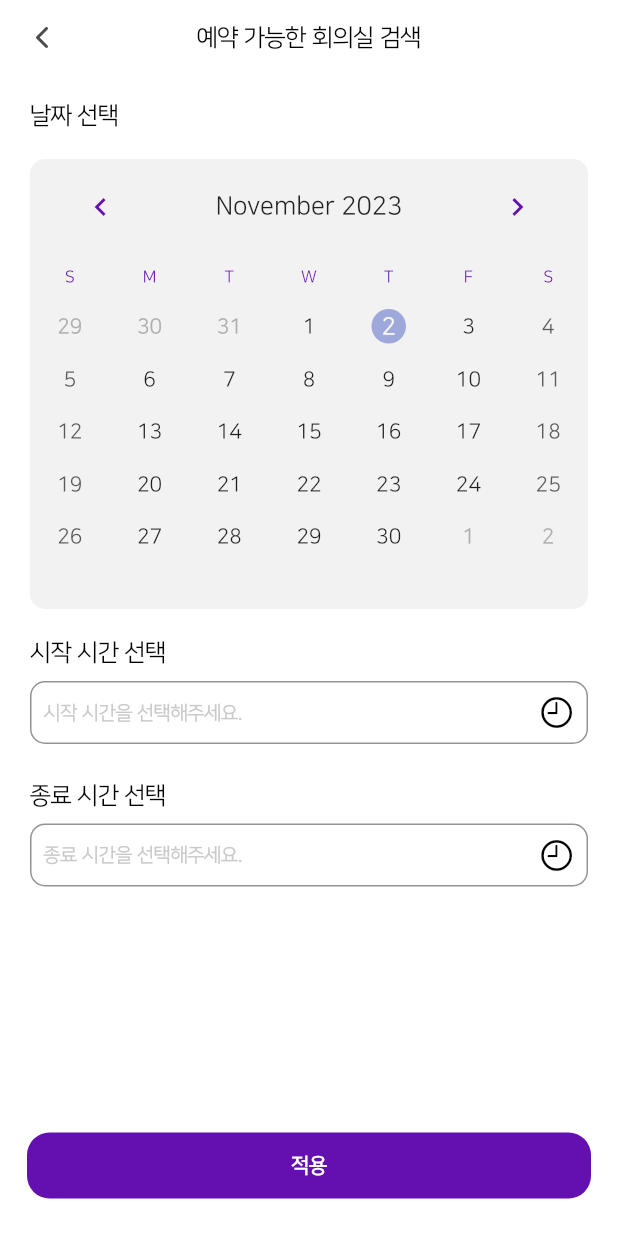
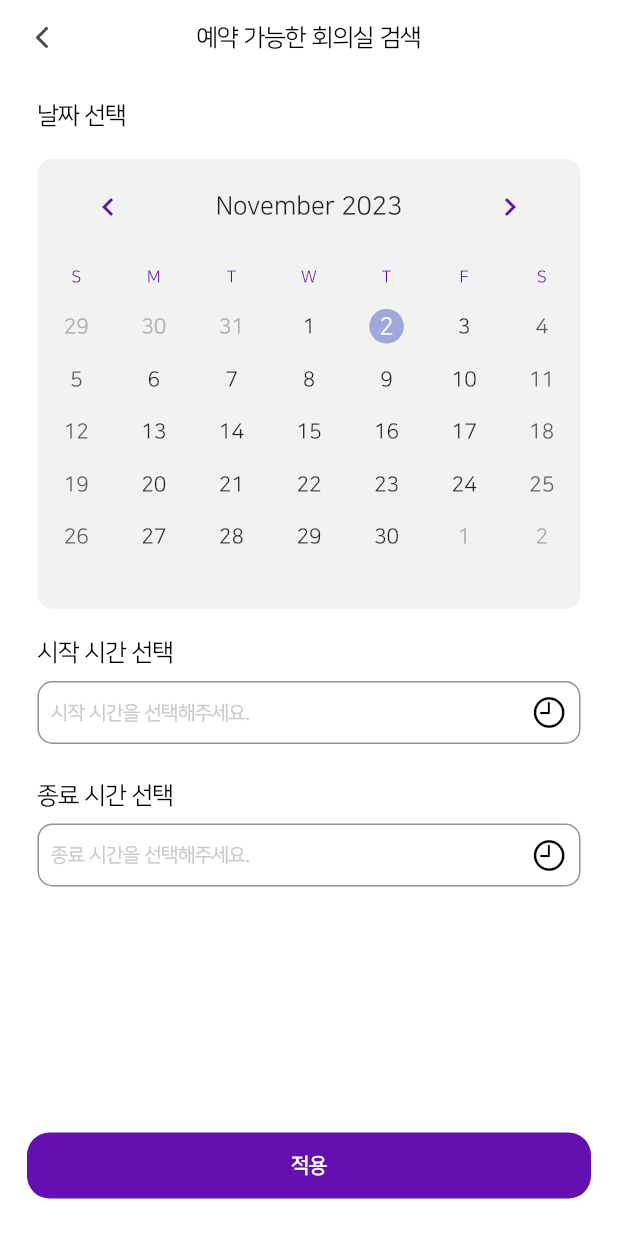
Before and after one commit to PLADI-ALM/PLADI-ALM-Mobile, a Flutter app: the OfficeFilterScreen screen opened directly, on a phone screen of 412 x 824 dp. Run offline on Flutter 3.47's test engine with Material 2 defaults, Android fonts, the phone set to English and light mode, and no system bars; drawn by our look-alikes of table_calendar; our stand-ins replace dio, flutter_secure_storage, flutter_svg; accounts and stored records are empty; network calls fail.

Commit message:
fix: 예약 가능한 회의실 필터 화면 내 좌우 여백 수정

```diff
--- a/lib/View/booking/screen/office_filter_screen.dart
+++ b/lib/View/booking/screen/office_filter_screen.dart
@@ -34,7 +34,7 @@ class _OfficeFilterScreenState extends State<OfficeFilterScreen> {
     TextStyle titleStyle = const TextStyle(fontSize: 16, color: Colors.black);
 
     return Container(
-      margin: const EdgeInsets.symmetric(horizontal: 20),
+      margin: const EdgeInsets.symmetric(horizontal: 25),
       child: Column(
         crossAxisAlignment: CrossAxisAlignment.start,
         children: [
```
